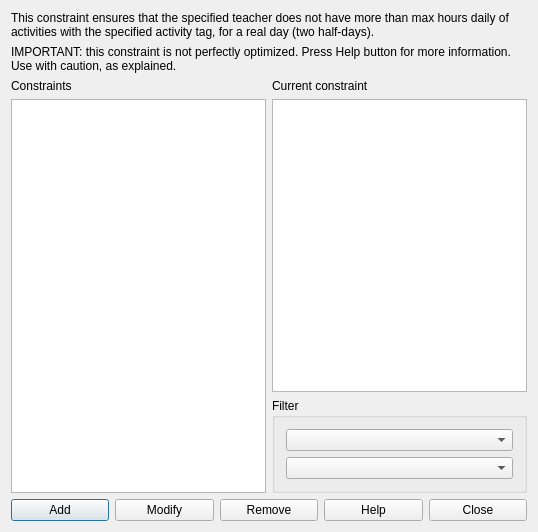
Above: fet/src/interface/constraintteacheractivitytagmaxhoursdailyrealdaysform_template.ui from vonmecheln/fet before the change. Below: the same form after it.
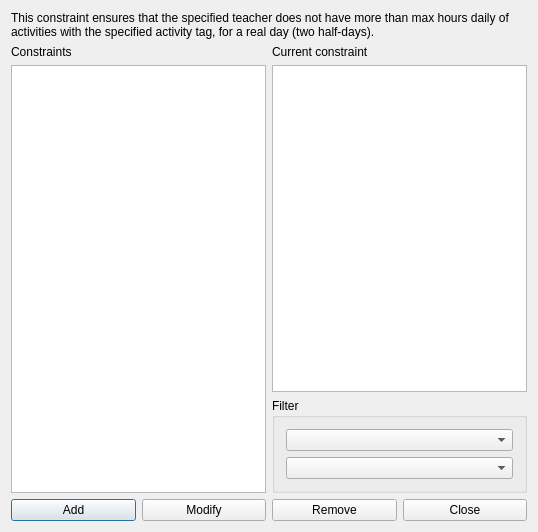
That is the form after the change.

What changed in the file:
```diff
--- a/fet/src/interface/constraintteacheractivitytagmaxhoursdailyrealdaysform_template.ui
+++ b/fet/src/interface/constraintteacheractivitytagmaxhoursdailyrealdaysform_template.ui
@@ -14,79 +14,7 @@
    <string extracomment="This is the title of the dialog in which you see the list of all constraints of this type">Constraints teacher activity tag max hours daily real days</string>
   </property>
   <layout class="QGridLayout" name="gridLayout_2">
-   <item row="0" column="0" colspan="2">
-    <widget class="QLabel" name="textLabel1">
-     <property name="sizePolicy">
-      <sizepolicy hsizetype="Minimum" vsizetype="Minimum">
-       <horstretch>0</horstretch>
-       <verstretch>0</verstretch>
-      </sizepolicy>
-     </property>
-     <property name="text">
-      <string>This constraint ensures that the specified teacher does not have more than max hours daily of activities with the specified activity tag, for a real day (two half-days).</string>
-     </property>
-     <property name="wordWrap">
-      <bool>true</bool>
-     </property>
-    </widget>
-   </item>
-   <item row="1" column="0" colspan="2">
-    <widget class="QLabel" name="label">
-     <property name="sizePolicy">
-      <sizepolicy hsizetype="Minimum" vsizetype="Minimum">
-       <horstretch>0</horstretch>
-       <verstretch>0</verstretch>
-      </sizepolicy>
-     </property>
-     <property name="text">
-      <string>IMPORTANT: this constraint is not perfectly optimized. Press Help button for more information. Use with caution, as explained.</string>
-     </property>
-     <property name="wordWrap">
-      <bool>true</bool>
-     </property>
-    </widget>
-   </item>
-   <item row="2" column="0" rowspan="2">
-    <layout class="QVBoxLayout" name="verticalLayout_2">
-     <item>
-      <widget class="QLabel" name="constraintsTextLabel">
-       <property name="frameShape">
-        <enum>QFrame::NoFrame</enum>
-       </property>
-       <property name="frameShadow">
-        <enum>QFrame::Plain</enum>
-       </property>
-       <property name="text">
-        <string>Constraints</string>
-       </property>
-       <property name="wordWrap">
-        <bool>false</bool>
-       </property>
-      </widget>
-     </item>
-     <item>
-      <widget class="QListWidget" name="constraintsListWidget"/>
-     </item>
-    </layout>
-   </item>
    <item row="2" column="1">
-    <layout class="QVBoxLayout" name="verticalLayout">
-     <item>
-      <widget class="QLabel" name="currentConstraintTextLabel">
-       <property name="text">
-        <string>Current constraint</string>
-       </property>
-       <property name="wordWrap">
-        <bool>false</bool>
-       </property>
-      </widget>
-     </item>
-     <item>
-      <widget class="QPlainTextEdit" name="currentConstraintTextEdit"/>
-     </item>
-    </layout>
-   </item>
-   <item row="3" column="1">
     <widget class="QGroupBox" name="filterGroupBox">
      <property name="title">
       <string>Filter</string>
@@ -101,7 +29,40 @@
      </layout>
     </widget>
    </item>
-   <item row="4" column="0" colspan="2">
+   <item row="1" column="1">
+    <layout class="QVBoxLayout" name="verticalLayout">
+     <item>
+      <widget class="QLabel" name="currentConstraintTextLabel">
+       <property name="text">
+        <string>Current constraint</string>
+       </property>
+       <property name="wordWrap">
+        <bool>false</bool>
+       </property>
+      </widget>
+     </item>
+     <item>
+      <widget class="QPlainTextEdit" name="currentConstraintTextEdit"/>
+     </item>
+    </layout>
+   </item>
+   <item row="0" column="0" colspan="2">
+    <widget class="QLabel" name="textLabel1">
+     <property name="sizePolicy">
+      <sizepolicy hsizetype="Minimum" vsizetype="Minimum">
+       <horstretch>0</horstretch>
+       <verstretch>0</verstretch>
+      </sizepolicy>
+     </property>
+     <property name="text">
+      <string>This constraint ensures that the specified teacher does not have more than max hours daily of activities with the specified activity tag, for a real day (two half-days).</string>
+     </property>
+     <property name="wordWrap">
+      <bool>true</bool>
+     </property>
+    </widget>
+   </item>
+   <item row="3" column="0" colspan="2">
     <layout class="QHBoxLayout" name="horizontalLayout">
      <item>
       <widget class="QPushButton" name="addConstraintPushButton">
@@ -124,13 +85,6 @@
        </property>
       </widget>
      </item>
-     <item>
-      <widget class="QPushButton" name="helpPushButton">
-       <property name="text">
-        <string>Help</string>
-       </property>
-      </widget>
-     </item>
      <item>
       <widget class="QPushButton" name="closePushButton">
        <property name="text">
@@ -140,6 +94,29 @@
      </item>
     </layout>
    </item>
+   <item row="1" column="0" rowspan="2">
+    <layout class="QVBoxLayout" name="verticalLayout_2">
+     <item>
+      <widget class="QLabel" name="constraintsTextLabel">
+       <property name="frameShape">
+        <enum>QFrame::NoFrame</enum>
+       </property>
+       <property name="frameShadow">
+        <enum>QFrame::Plain</enum>
+       </property>
+       <property name="text">
+        <string>Constraints</string>
+       </property>
+       <property name="wordWrap">
+        <bool>false</bool>
+       </property>
+      </widget>
+     </item>
+     <item>
+      <widget class="QListWidget" name="constraintsListWidget"/>
+     </item>
+    </layout>
+   </item>
   </layout>
  </widget>
  <layoutdefault spacing="6" margin="11"/>
```
